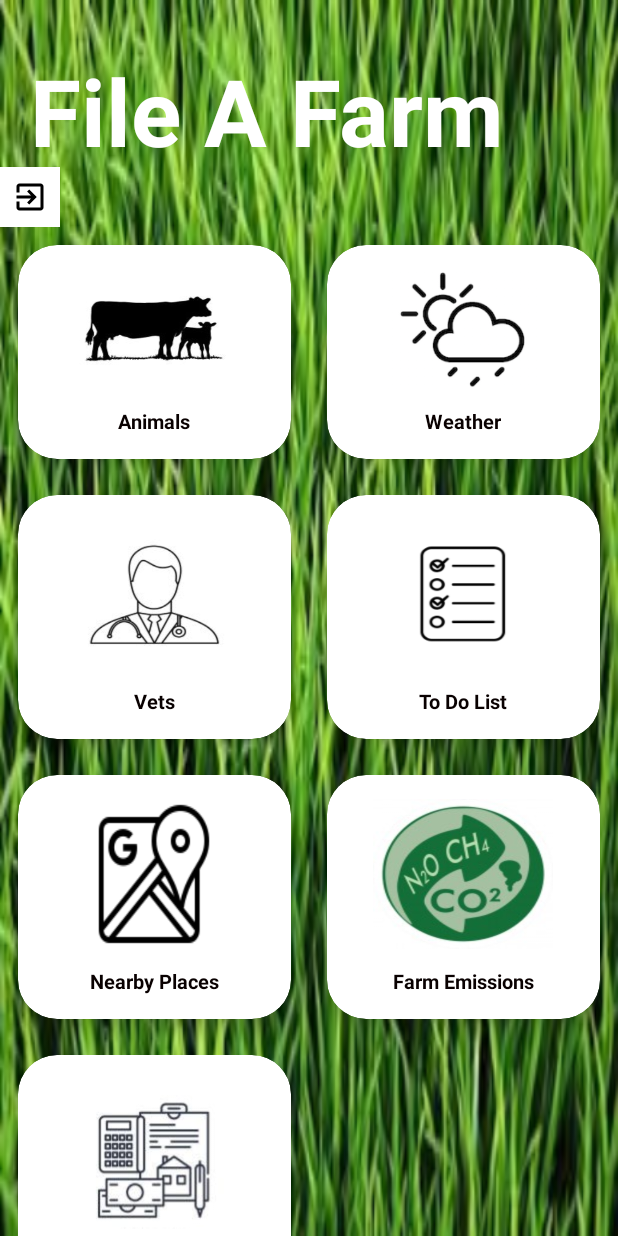
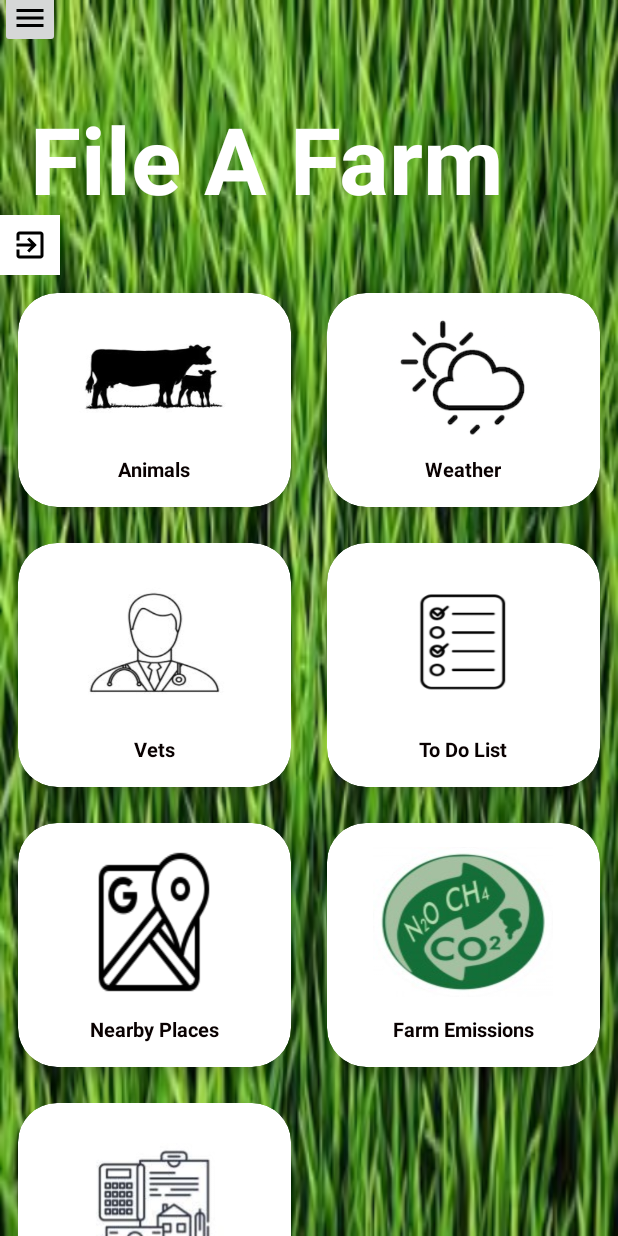
Before and after one commit to niamhmc99/Farm, an Android app: the screen it shows after launch once a user with an empty profile is signed in (MainActivity), on a phone screen of 412 x 824 dp. Run offline under Robolectric (Android 15) with nearby library versions, the phone set to English and light mode, and no system bars; our stand-ins replace Firebase (no records; nobody signed in at launch, a user with empty details on screens opened directly); Roboto replaces fonts that are not available here.

Commit message:
Drawer Menu button fixed

```diff
--- a/app/src/main/java/com/example/farm/MainActivity.java
+++ b/app/src/main/java/com/example/farm/MainActivity.java
@@ -28,11 +28,13 @@ import com.google.firebase.auth.FirebaseUser;
 public class MainActivity extends AppCompatActivity implements NavigationView.OnNavigationItemSelectedListener {
 
 
-    ImageButton imageButtonAnimals, imageButtonVets, buttonLogout, imageButtonWeather, imageButtonMap, imageButtonToDo, imageButtonEmissions, imageButtonInvoiceExpense;
+    ImageButton imageButtonAnimals, imageButtonVets, buttonLogout, imageButtonWeather, imageButtonMap, imageButtonToDo, imageButtonEmissions, imageButtonInvoiceExpense, buttonSideMenu;
     FirebaseAuth auth;
     FirebaseUser user;
     FirebaseAuth.AuthStateListener mAuthStateListener;
     private DrawerLayout drawerLayout;
+    private Toolbar toolbar;
+    private NavigationView navigationView;
 
 
     @Override
@@ -42,6 +44,13 @@ public class MainActivity extends AppCompatActivity implements NavigationView.On
 
         auth = FirebaseAuth.getInstance();
         user = auth.getCurrentUser();
+        buttonSideMenu = findViewById(R.id.side_menu);
+        buttonSideMenu.setOnClickListener(new View.OnClickListener() {
+            @Override
+            public void onClick(View v) {
+                drawerLayout.openDrawer(GravityCompat.START);
+            }
+        });
         buttonLogout = findViewById(R.id.imageButtonLogout);
         buttonLogout.setOnClickListener(new View.OnClickListener() {
             @Override
@@ -50,7 +59,7 @@ public class MainActivity extends AppCompatActivity implements NavigationView.On
             }
         });
 
-        Toolbar toolbar = findViewById(R.id.toolbar);
+        toolbar = findViewById(R.id.toolbar);
         setSupportActionBar(toolbar);
         drawer(toolbar);
 
@@ -73,7 +82,7 @@ public class MainActivity extends AppCompatActivity implements NavigationView.On
         drawerLayout.addDrawerListener(toggle);
         toggle.syncState();
 
-        NavigationView navigationView = findViewById(R.id.nav_view);
+        navigationView = findViewById(R.id.nav_view);
         navigationView.setNavigationItemSelectedListener(MainActivity.this);
         getUserName(navigationView);
     }
@@ -122,7 +131,6 @@ public class MainActivity extends AppCompatActivity implements NavigationView.On
         );
     }
 
-
     public void clickVets(View view) {
         imageButtonVets = findViewById(R.id.imageButtonVets);
         imageButtonVets.setOnClickListener(new View.OnClickListener() {
@@ -134,7 +142,6 @@ public class MainActivity extends AppCompatActivity implements NavigationView.On
         });
     }
 
-
     public void clickWeather(View view) {
         imageButtonWeather = findViewById(R.id.imageButtonWeather);
         imageButtonWeather.setOnClickListener(new View.OnClickListener() {
@@ -145,17 +152,6 @@ public class MainActivity extends AppCompatActivity implements NavigationView.On
         });
 
     }
-
-//    public void clickWeatherDetz(View view){
-//        Button buttonWeather =findViewById(R.id.buttonWeather);
-//        buttonWeather.setOnClickListener(new View.OnClickListener() {
-//            @Override
-//            public void onClick(View v) {
-//                startActivity(new Intent(MainActivity.this, WeatherActivity.class));
-//            }
-//        });
-//
-//    }
 
     public void clickToDoList(View view) {
         imageButtonToDo = findViewById(R.id.imageButtonToDoList);
@@ -200,16 +196,6 @@ public class MainActivity extends AppCompatActivity implements NavigationView.On
         MenuInflater inflater = getMenuInflater();
         inflater.inflate(R.menu.menumainopts, menu);
         return true;
-    }
-
-    @Override
-    public boolean onOptionsItemSelected(@NonNull MenuItem item) {
-        switch (item.getItemId()) {
-            case R.id.menuLogout:
-                Toast.makeText(this, "Logging out", Toast.LENGTH_SHORT).show();
-                startActivity(new Intent(MainActivity.this, LoginActivity.class));
-        }
-        return super.onOptionsItemSelected(item);
     }
 
     @Override
@@ -267,8 +253,4 @@ public class MainActivity extends AppCompatActivity implements NavigationView.On
     private void closeDrawer() {
         drawerLayout.closeDrawer(GravityCompat.START);
     }
-
-    private void openDrawer() {
-        drawerLayout.openDrawer(GravityCompat.START);
-    }
 }
--- a/app/src/main/res/layout/activity_main.xml
+++ b/app/src/main/res/layout/activity_main.xml
@@ -25,16 +25,13 @@
             android:layout_marginLeft="0dp"
             android:layout_marginRight="0dp"
             android:layout_marginBottom="675dp"
-            android:background="@color/colorPrimary"
+            android:background="@color/green"
             android:elevation="4dp"
             android:theme="@style/ThemeOverlay.AppCompat.Dark.ActionBar"
-            app:popupTheme="@style/ThemeOverlay.AppCompat.Light" />
+            app:popupTheme="@style/ThemeOverlay.AppCompat.Light" tools:targetApi="lollipop" />
 
 
     </RelativeLayout>
-
-
-
 
     <ScrollView
     android:layout_width="match_parent"
@@ -46,6 +43,15 @@
         android:layout_width="match_parent"
         android:layout_height="wrap_content"
         android:orientation="vertical">
+
+
+        <ImageButton
+            android:id="@+id/side_menu"
+            android:layout_width="40dp"
+            android:layout_height="40dp"
+            android:layout_marginTop="-8dp"
+            android:contentDescription="@string/side_menu"
+            android:src="@drawable/ic_menu" />
 
         <RelativeLayout
             android:layout_width="399dp"
@@ -89,7 +95,8 @@
                 android:layout_rowWeight="1"
                 app:cardElevation="6dp"
                 app:cardCornerRadius="26dp"
-                android:layout_margin="12dp">
+                android:layout_margin="12dp"
+                tools:targetApi="lollipop">
 
 
                 <LinearLayout
@@ -127,7 +134,8 @@
                 android:layout_rowWeight="1"
                 app:cardElevation="6dp"
                 app:cardCornerRadius="26dp"
-                android:layout_margin="12dp">
+                android:layout_margin="12dp"
+                tools:targetApi="lollipop">
 
 
                 <LinearLayout
@@ -166,7 +174,8 @@
                 android:layout_rowWeight="1"
                 app:cardElevation="6dp"
                 app:cardCornerRadius="26dp"
-                android:layout_margin="12dp">
+                android:layout_margin="12dp"
+                tools:targetApi="lollipop">
 
 
                 <LinearLayout
@@ -206,7 +215,8 @@
                 android:layout_rowWeight="1"
                 app:cardElevation="6dp"
                 app:cardCornerRadius="26dp"
-                android:layout_margin="12dp">
+                android:layout_margin="12dp"
+                tools:targetApi="lollipop">
 
 
                 <LinearLayout
@@ -229,7 +239,7 @@
                     <TextView
                         android:layout_width="wrap_content"
                         android:layout_height="wrap_content"
-                        android:text="To Do List"
+                        android:text="@string/todolist"
                         android:textSize="13sp"
                         android:textStyle="bold"
                         android:layout_marginTop="12dp"
@@ -245,7 +255,8 @@
                 android:layout_rowWeight="1"
                 app:cardElevation="6dp"
                 app:cardCornerRadius="26dp"
-                android:layout_margin="12dp">
+                android:layout_margin="12dp"
+                tools:targetApi="lollipop">
 
 
                 <LinearLayout
@@ -285,7 +296,8 @@
                 android:layout_rowWeight="1"
                 app:cardElevation="6dp"
                 app:cardCornerRadius="26dp"
-                android:layout_margin="12dp">
+                android:layout_margin="12dp"
+                tools:targetApi="lollipop">
 
 
                 <LinearLayout
@@ -325,7 +337,7 @@
                 android:layout_rowWeight="1"
                 app:cardElevation="6dp"
                 app:cardCornerRadius="26dp"
-                android:layout_margin="12dp">
+                android:layout_margin="12dp" tools:targetApi="lollipop">
 
 
                 <LinearLayout
--- a/app/src/main/res/values/strings.xml
+++ b/app/src/main/res/values/strings.xml
@@ -85,6 +85,7 @@
     <string name="date_of_birth">Date of Birth</string>
     <string name="insert_animal">Insert Animal</string>
     <string name="in_calve">In Calve</string>
+    <string name="side_menu">side_menu</string>
 
 
 </resources>
```
